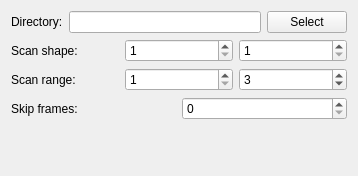
Before: the Qt Designer form polylaue/ui/resources/ui/series_editor.ui in PolyLaue/PolyLaue, drawn with Qt 5.
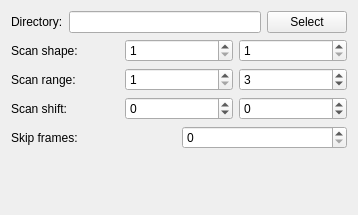
After: the same form once the commit is applied.

Diff of the .ui file:
```diff
--- a/polylaue/ui/resources/ui/series_editor.ui
+++ b/polylaue/ui/resources/ui/series_editor.ui
@@ -7,36 +7,25 @@
     <x>0</x>
     <y>0</y>
     <width>358</width>
-    <height>176</height>
+    <height>215</height>
    </rect>
   </property>
   <property name="windowTitle">
    <string>Series Editor</string>
   </property>
   <layout class="QGridLayout" name="gridLayout">
-   <item row="0" column="0" colspan="2">
-    <layout class="QHBoxLayout" name="horizontalLayout">
-     <item>
-      <widget class="QLabel" name="series_dir_label">
-       <property name="text">
-        <string>Directory:</string>
-       </property>
-       <property name="buddy">
-        <cstring>series_dir</cstring>
-       </property>
-      </widget>
-     </item>
-     <item>
-      <widget class="QLineEdit" name="series_dir"/>
-     </item>
-     <item>
-      <widget class="QPushButton" name="select_series_dir">
-       <property name="text">
-        <string>Select</string>
-       </property>
-      </widget>
-     </item>
-    </layout>
+   <item row="8" column="0" colspan="2">
+    <spacer name="verticalSpacer">
+     <property name="orientation">
+      <enum>Qt::Vertical</enum>
+     </property>
+     <property name="sizeHint" stdset="0">
+      <size>
+       <width>20</width>
+       <height>40</height>
+      </size>
+     </property>
+    </spacer>
    </item>
    <item row="2" column="0" colspan="2">
     <layout class="QHBoxLayout" name="horizontalLayout_3">
@@ -72,6 +61,13 @@
      </item>
     </layout>
    </item>
+   <item row="4" column="1">
+    <widget class="QSpinBox" name="skip_frames">
+     <property name="maximum">
+      <number>10000</number>
+     </property>
+    </widget>
+   </item>
    <item row="1" column="0" colspan="2">
     <layout class="QHBoxLayout" name="horizontalLayout_2">
      <item>
@@ -106,20 +102,31 @@
      </item>
     </layout>
    </item>
-   <item row="7" column="0" colspan="2">
-    <spacer name="verticalSpacer">
-     <property name="orientation">
-      <enum>Qt::Vertical</enum>
-     </property>
-     <property name="sizeHint" stdset="0">
-      <size>
-       <width>20</width>
-       <height>40</height>
-      </size>
-     </property>
-    </spacer>
+   <item row="0" column="0" colspan="2">
+    <layout class="QHBoxLayout" name="horizontalLayout">
+     <item>
+      <widget class="QLabel" name="series_dir_label">
+       <property name="text">
+        <string>Directory:</string>
+       </property>
+       <property name="buddy">
+        <cstring>series_dir</cstring>
+       </property>
+      </widget>
+     </item>
+     <item>
+      <widget class="QLineEdit" name="series_dir"/>
+     </item>
+     <item>
+      <widget class="QPushButton" name="select_series_dir">
+       <property name="text">
+        <string>Select</string>
+       </property>
+      </widget>
+     </item>
+    </layout>
    </item>
-   <item row="3" column="0">
+   <item row="4" column="0">
     <widget class="QLabel" name="skip_frames_label">
      <property name="text">
       <string>Skip frames:</string>
@@ -129,12 +136,45 @@
      </property>
     </widget>
    </item>
-   <item row="3" column="1">
-    <widget class="QSpinBox" name="skip_frames">
-     <property name="maximum">
-      <number>10000</number>
-     </property>
-    </widget>
+   <item row="3" column="0" colspan="2">
+    <layout class="QHBoxLayout" name="horizontalLayout_4">
+     <item>
+      <widget class="QLabel" name="scan_shift">
+       <property name="toolTip">
+        <string>&lt;html&gt;&lt;head/&gt;&lt;body&gt;&lt;p&gt;Shift scan indices to account for any misalignment in this series.&lt;/p&gt;&lt;/body&gt;&lt;/html&gt;</string>
+       </property>
+       <property name="text">
+        <string>Scan shift:</string>
+       </property>
+      </widget>
+     </item>
+     <item>
+      <widget class="QSpinBox" name="scan_shift_i">
+       <property name="toolTip">
+        <string>&lt;html&gt;&lt;head/&gt;&lt;body&gt;&lt;p&gt;Shift scan indices to account for any misalignment in this series.&lt;/p&gt;&lt;/body&gt;&lt;/html&gt;</string>
+       </property>
+       <property name="minimum">
+        <number>-100000</number>
+       </property>
+       <property name="maximum">
+        <number>100000</number>
+       </property>
+      </widget>
+     </item>
+     <item>
+      <widget class="QSpinBox" name="scan_shift_j">
+       <property name="toolTip">
+        <string>&lt;html&gt;&lt;head/&gt;&lt;body&gt;&lt;p&gt;Shift scan indices to account for any misalignment in this series.&lt;/p&gt;&lt;/body&gt;&lt;/html&gt;</string>
+       </property>
+       <property name="minimum">
+        <number>-100000</number>
+       </property>
+       <property name="maximum">
+        <number>100000</number>
+       </property>
+      </widget>
+     </item>
+    </layout>
    </item>
   </layout>
  </widget>
```
Left out of the diff: 2 changed lines with no effect on the pictures.
